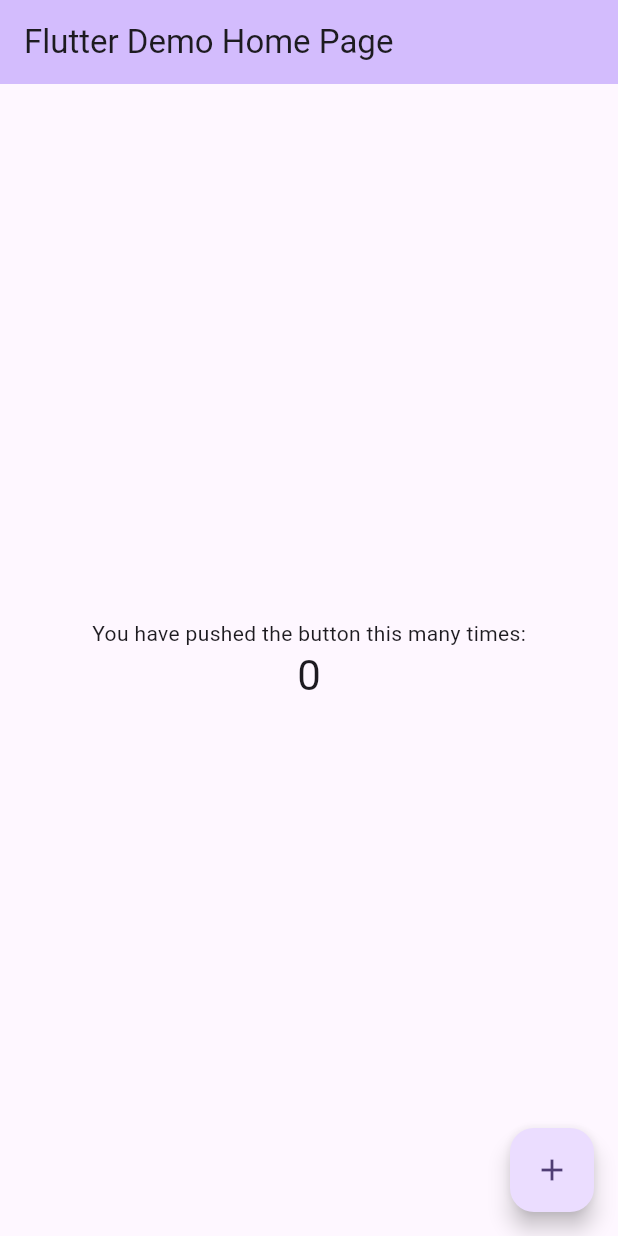
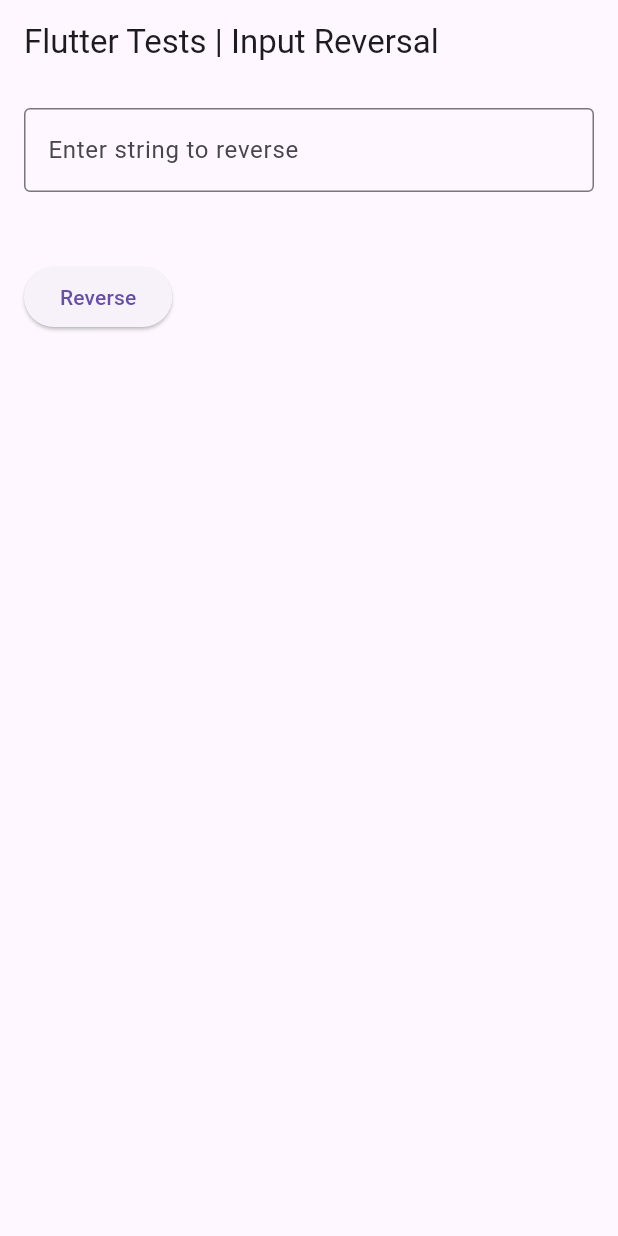
Before and after one commit to DevAdedoyin/flutter_tests, a Flutter app: the screen it shows after launch, on a phone screen of 412 x 824 dp. Run offline on Flutter 3.47's test engine with Material 3 defaults, Android fonts, the phone set to English and light mode, and no system bars.

Commit message:
Unit tests done on string reversal

```diff
--- a/lib/main.dart
+++ b/lib/main.dart
@@ -1,125 +1,81 @@
 import 'package:flutter/material.dart';
 
-void main() {
-  runApp(const MyApp());
-}
+void main() => runApp(const MyApp());
 
 class MyApp extends StatelessWidget {
   const MyApp({super.key});
 
-  // This widget is the root of your application.
   @override
   Widget build(BuildContext context) {
     return MaterialApp(
-      title: 'Flutter Demo',
+      title: 'Flutter Tests',
       theme: ThemeData(
-        // This is the theme of your application.
-        //
-        // TRY THIS: Try running your application with "flutter run". You'll see
-        // the application has a purple toolbar. Then, without quitting the app,
-        // try changing the seedColor in the colorScheme below to Colors.green
-        // and then invoke "hot reload" (save your changes or press the "hot
-        // reload" button in a Flutter-supported IDE, or press "r" if you used
-        // the command line to start the app).
-        //
-        // Notice that the counter didn't reset back to zero; the application
-        // state is not lost during the reload. To reset the state, use hot
-        // restart instead.
-        //
-        // This works for code too, not just values: Most code changes can be
-        // tested with just a hot reload.
-        colorScheme: ColorScheme.fromSeed(seedColor: Colors.deepPurple),
-        useMaterial3: true,
+        primarySwatch: Colors.blue,
       ),
-      home: const MyHomePage(title: 'Flutter Demo Home Page'),
+      home: const HomePage(),
     );
   }
 }
 
-class MyHomePage extends StatefulWidget {
-  const MyHomePage({super.key, required this.title});
-
-  // This widget is the home page of your application. It is stateful, meaning
-  // that it has a State object (defined below) that contains fields that affect
-  // how it looks.
-
-  // This class is the configuration for the state. It holds the values (in this
-  // case the title) provided by the parent (in this case the App widget) and
-  // used by the build method of the State. Fields in a Widget subclass are
-  // always marked "final".
-
-  final String title;
+class HomePage extends StatefulWidget {
+  const HomePage({super.key});
 
   @override
-  State<MyHomePage> createState() => _MyHomePageState();
+  HomePageState createState() => HomePageState();
 }
 
-class _MyHomePageState extends State<MyHomePage> {
-  int _counter = 0;
-
-  void _incrementCounter() {
-    setState(() {
-      // This call to setState tells the Flutter framework that something has
-      // changed in this State, which causes it to rerun the build method below
-      // so that the display can reflect the updated values. If we changed
-      // _counter without calling setState(), then the build method would not be
-      // called again, and so nothing would appear to happen.
-      _counter++;
-    });
+class HomePageState extends State<HomePage> {
+  final TextEditingController _controller = TextEditingController();
+  String? _reversed = "";
+  @override
+  void initState() {
+    super.initState();
   }
 
   @override
   Widget build(BuildContext context) {
-    // This method is rerun every time setState is called, for instance as done
-    // by the _incrementCounter method above.
-    //
-    // The Flutter framework has been optimized to make rerunning build methods
-    // fast, so that you can just rebuild anything that needs updating rather
-    // than having to individually change instances of widgets.
     return Scaffold(
       appBar: AppBar(
-        // TRY THIS: Try changing the color here to a specific color (to
-        // Colors.amber, perhaps?) and trigger a hot reload to see the AppBar
-        // change color while the other colors stay the same.
-        backgroundColor: Theme.of(context).colorScheme.inversePrimary,
-        // Here we take the value from the MyHomePage object that was created by
-        // the App.build method, and use it to set our appbar title.
-        title: Text(widget.title),
+        title: const Text('Flutter Tests | Input Reversal'),
       ),
-      body: Center(
-        // Center is a layout widget. It takes a single child and positions it
-        // in the middle of the parent.
+      body: SingleChildScrollView(
+        padding: const EdgeInsets.all(16.0),
         child: Column(
-          // Column is also a layout widget. It takes a list of children and
-          // arranges them vertically. By default, it sizes itself to fit its
-          // children horizontally, and tries to be as tall as its parent.
-          //
-          // Column has various properties to control how it sizes itself and
-          // how it positions its children. Here we use mainAxisAlignment to
-          // center the children vertically; the main axis here is the vertical
-          // axis because Columns are vertical (the cross axis would be
-          // horizontal).
-          //
-          // TRY THIS: Invoke "debug painting" (choose the "Toggle Debug Paint"
-          // action in the IDE, or press "p" in the console), to see the
-          // wireframe for each widget.
-          mainAxisAlignment: MainAxisAlignment.center,
+          crossAxisAlignment: CrossAxisAlignment.start,
           children: <Widget>[
-            const Text(
-              'You have pushed the button this many times:',
+            TextField(
+              controller: _controller,
+              decoration: const InputDecoration(
+                  border: OutlineInputBorder(),
+                  labelText: "Enter string to reverse"),
             ),
-            Text(
-              '$_counter',
-              style: Theme.of(context).textTheme.headlineMedium,
+            const SizedBox(height: 10.0),
+            if (_reversed != null) ...[
+              Text(
+                _reversed!,
+                style: const TextStyle(
+                  fontWeight: FontWeight.bold,
+                  fontSize: 18.0,
+                ),
+              ),
+              const SizedBox(height: 10.0),
+            ],
+            ElevatedButton(
+              child: const Text("Reverse"),
+              onPressed: () {
+                if (_controller.text.isEmpty) return;
+                setState(() {
+                  _reversed = reverseString(_controller.text);
+                });
+              },
             ),
           ],
         ),
       ),
-      floatingActionButton: FloatingActionButton(
-        onPressed: _incrementCounter,
-        tooltip: 'Increment',
-        child: const Icon(Icons.add),
-      ), // This trailing comma makes auto-formatting nicer for build methods.
     );
   }
 }
+
+String reverseString(String initial) {
+  return initial.split('').reversed.join();
+}
```
Also changed, not shown: 1 other file.
